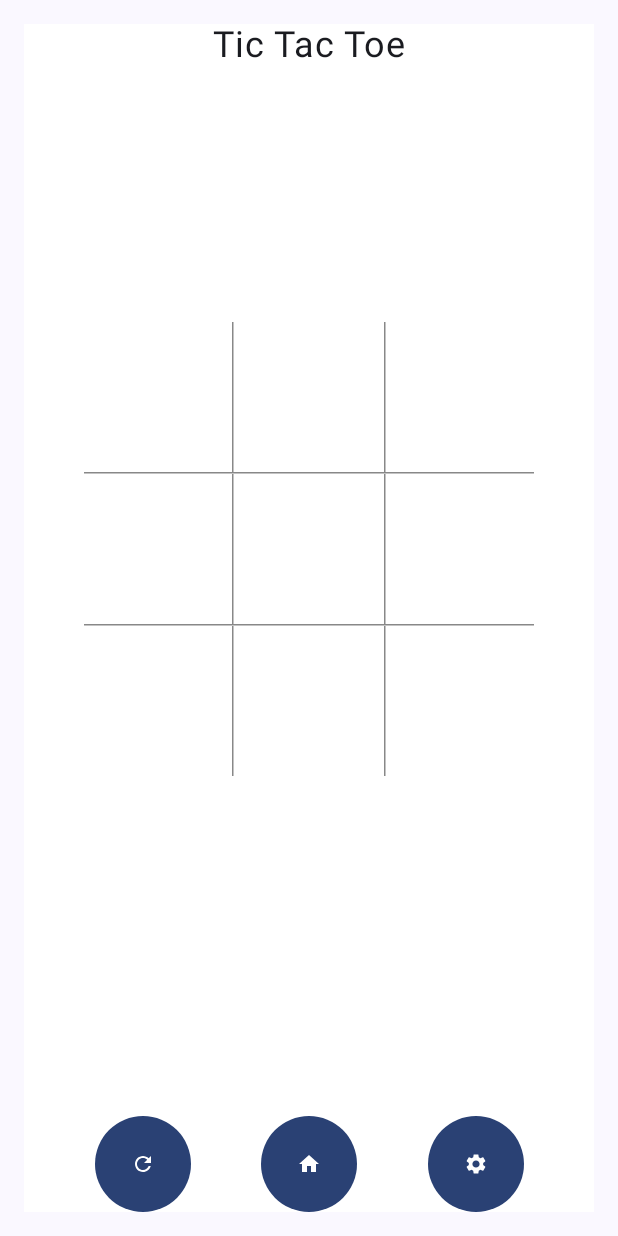
After one commit to felipeperezleal/dadm-2024-2, an Android app built with Jetpack Compose: the composable GameActivity shown on its own in the app's theme, on a phone screen of 412 x 824 dp. The commit adds this screen. Run offline under Robolectric (Android 15) with nearby library versions, the phone set to English and light mode, and no system bars.

Commit message:
Functional Tic Tac Toe

```diff
--- /dev/null
+++ b/reto3/app/src/main/java/com/example/reto_3/GameActivity.kt
@@ -0,0 +1,184 @@
+package com.example.reto_3
+
+import androidx.compose.foundation.background
+import androidx.compose.foundation.layout.Arrangement
+import androidx.compose.foundation.layout.Box
+import androidx.compose.foundation.layout.Column
+import androidx.compose.foundation.layout.Row
+import androidx.compose.foundation.layout.Spacer
+import androidx.compose.foundation.layout.fillMaxSize
+import androidx.compose.foundation.layout.fillMaxWidth
+import androidx.compose.foundation.layout.height
+import androidx.compose.foundation.layout.padding
+import androidx.compose.foundation.layout.size
+import androidx.compose.foundation.layout.width
+import androidx.compose.foundation.shape.CircleShape
+import androidx.compose.material.icons.Icons
+import androidx.compose.material.icons.filled.Home
+import androidx.compose.material.icons.filled.Refresh
+import androidx.compose.material.icons.filled.Settings
+import androidx.compose.material3.Button
+import androidx.compose.material3.ButtonDefaults
+import androidx.compose.material3.HorizontalDivider
+import androidx.compose.material3.Icon
+import androidx.compose.material3.MaterialTheme
+import androidx.compose.material3.Text
+import androidx.compose.material3.VerticalDivider
+import androidx.compose.runtime.Composable
+import androidx.compose.runtime.getValue
+import androidx.compose.runtime.mutableStateOf
+import androidx.compose.runtime.remember
+import androidx.compose.runtime.setValue
+import androidx.compose.ui.Alignment
+import androidx.compose.ui.Modifier
+import androidx.compose.ui.graphics.Color
+import androidx.compose.ui.graphics.vector.ImageVector
+import androidx.compose.ui.unit.dp
+import androidx.compose.ui.unit.sp
+
+@Composable
+fun  GameActivity() {
+    val backgroundColor = Color.White
+
+    val gameLogic = remember { GameLogic() }
+    var boardState by remember { mutableStateOf(Array(3) { Array(3) { "" } }) }
+    var gameMessage by remember { mutableStateOf("") }
+
+    gameLogic.onGameEnd = { message ->
+        gameMessage = message
+    }
+
+    fun resetGame() {
+        gameLogic.resetGame()
+        boardState = Array(3) { Array(3) { "" } }
+        gameMessage = ""
+    }
+
+    Box(Modifier.fillMaxSize().padding(16.dp).background(backgroundColor)) {
+        Screen(
+            modifier = Modifier.align(Alignment.Center),
+            boardState = boardState,
+            gameMessage = gameMessage,
+            onUserMove = { row, col ->
+                val position = row * 3 + col
+                gameLogic.makeMove(position, true)
+                boardState[row][col] = GameLogic.PLAYER_ONE.toString()
+                gameLogic.makeMove(-1, false)
+                val currentBoardState = gameLogic.getBoardState()
+                for (i in 0..2) {
+                    for (j in 0..2) {
+                        boardState[i][j] = when (currentBoardState[i * 3 + j]) {
+                            GameLogic.PLAYER_ONE -> "X"
+                            GameLogic.PLAYER_TWO -> "O"
+                            else -> ""
+                        }
+                    }
+                }
+            },
+            onRefresh = { resetGame() },
+        )
+    }
+}
+
+@Composable
+fun Screen(
+    modifier: Modifier,
+    boardState: Array<Array<String>>,
+    gameMessage: String,
+    onUserMove: (Int, Int) -> Unit,
+    onRefresh: () -> Unit,
+) {
+    Column(modifier = modifier) {
+        Header()
+        Spacer(modifier = Modifier.padding(16.dp))
+        Board(modifier = Modifier.weight(1f), boardState = boardState, onUserMove = onUserMove)
+            Text(text = gameMessage, color = Color.Red, fontSize = 20.sp, modifier = Modifier.padding(16.dp))
+        Spacer(modifier = Modifier.padding(16.dp))
+        Footer(onRefresh = onRefresh)
+    }
+}
+
+@Composable
+fun Header() {
+    Box(modifier = Modifier.fillMaxWidth(), contentAlignment = Alignment.Center) {
+        Text("Tic Tac Toe", fontSize = 24.sp)
+    }
+}
+@Composable
+fun Board(modifier: Modifier, boardState: Array<Array<String>>, onUserMove: (Int, Int) -> Unit) {
+    Column(
+        modifier = modifier.fillMaxSize(),
+        verticalArrangement = Arrangement.Center,
+        horizontalAlignment = Alignment.CenterHorizontally
+    ) {
+        for (row in 0..2) {
+            Row(
+                horizontalArrangement = Arrangement.Center,
+                verticalAlignment = Alignment.CenterVertically,
+                modifier = Modifier.fillMaxWidth()
+            ) {
+                for (col in 0..2) {
+                    TicTacToeButton(
+                        button = boardState[row][col],
+                        onClick = {
+                            onUserMove(row, col)
+                        }
+                    )
+                    if (col < 2) {
+                        VerticalDivider(color = Color.Gray, modifier = Modifier.height(100.dp))
+                    }
+                }
+            }
+            if (row < 2) {
+                HorizontalDivider(color = Color.Gray, modifier = Modifier.width(300.dp))
+            }
+        }
+    }
+}
+
+@Composable
+fun TicTacToeButton(
+    button: String,
+    onClick: () -> Unit,
+) {
+    Button(
+        onClick = onClick,
+        colors = ButtonDefaults.buttonColors(
+            contentColor = Color.Black,
+            containerColor = Color.White
+        ),
+        modifier = Modifier.size(100.dp),
+    ) {
+        Text(
+            text = button,
+            fontSize = 50.sp
+        )
+    }
+}
+
+@Composable
+fun Footer(onRefresh: () -> Unit) {
+    Row(
+        horizontalArrangement = Arrangement.SpaceEvenly,
+        modifier = Modifier.fillMaxWidth()
+    ) {
+        FooterButton(Icons.Default.Refresh) { onRefresh() }
+        FooterButton(Icons.Default.Home) {  }
+        FooterButton(Icons.Default.Settings) {  }
+    }
+}
+
+@Composable
+fun FooterButton(icon: ImageVector, onClick: () -> Unit) {
+    Button(
+        onClick = onClick,
+        shape = CircleShape,
+        modifier = Modifier.size(64.dp),
+        colors = ButtonDefaults.buttonColors(
+            containerColor = MaterialTheme.colorScheme.primary,
+            contentColor = Color.White
+        )
+    ) {
+        Icon(imageVector = icon, contentDescription = null, modifier = Modifier.size(24.dp))
+    }
+}
--- a/reto3/app/src/main/java/com/example/reto_3/ui/theme/Theme.kt
+++ b/reto3/app/src/main/java/com/example/reto_3/ui/theme/Theme.kt
@@ -1,6 +1,5 @@
 package com.example.reto_3.ui.theme
 
-import android.app.Activity
 import android.os.Build
 import androidx.compose.foundation.isSystemInDarkTheme
 import androidx.compose.material3.MaterialTheme
```
Also changed, not shown: reto3/app/src/main/java/com/example/reto_3/GameLogic.kt (added, +110 -0 lines), reto3/app/src/main/java/com/example/reto_3/MainActivity.kt (+1 -29 lines).
